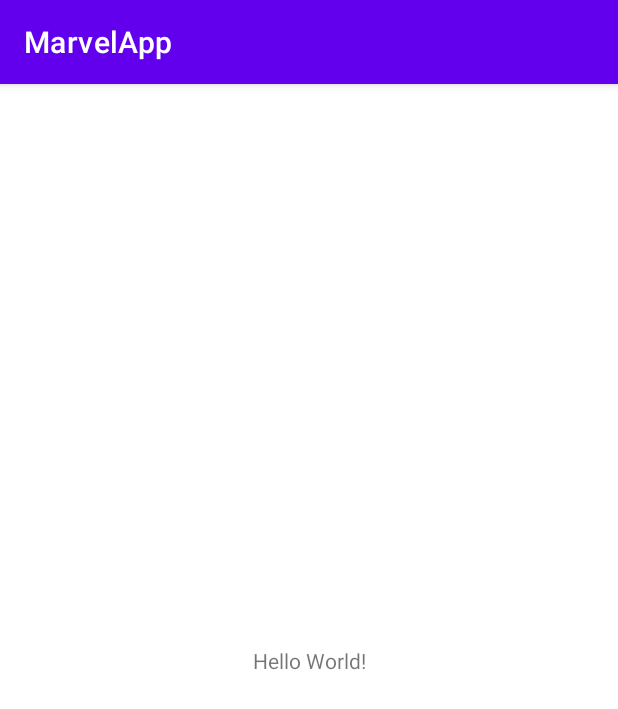
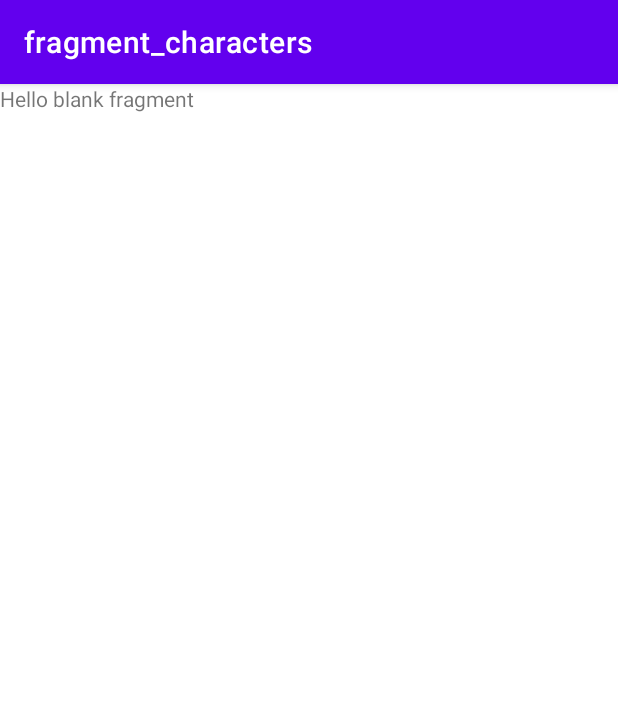
Before and after one commit to douglasramalho/marvel-app, an Android app: the screen it shows after launch (MainActivity), on a phone screen of 412 x 824 dp. Shown: the top 709 px of the screen. Run offline under Robolectric (Android 15) with nearby library versions, the phone set to English and light mode, and no system bars; our stand-ins replace navigation-ui.

```diff
--- a/app/build.gradle
+++ b/app/build.gradle
@@ -35,12 +35,21 @@ android {
 dependencies {
     implementation "org.jetbrains.kotlin:kotlin-stdlib:$kotlin_version"
 
+    // AndroidX
     implementation 'androidx.core:core-ktx:1.3.2'
     implementation 'androidx.appcompat:appcompat:1.2.0'
     implementation 'androidx.constraintlayout:constraintlayout:2.0.4'
+    implementation 'androidx.legacy:legacy-support-v4:1.0.0'
 
+    // Navigation
+    def nav_version = "2.3.2"
+    implementation "androidx.navigation:navigation-fragment-ktx:$nav_version"
+    implementation "androidx.navigation:navigation-ui-ktx:$nav_version"
+
+    // Material Design
     implementation 'com.google.android.material:material:1.2.1'
 
+    // Tests
     testImplementation 'junit:junit:4.13.1'
 
     androidTestImplementation 'androidx.test.ext:junit:1.1.2'
--- a/app/src/main/java/com/example/marvelapp/ui/MainActivity.kt
+++ b/app/src/main/java/com/example/marvelapp/ui/MainActivity.kt
@@ -2,11 +2,31 @@ package com.example.marvelapp.ui
 
 import androidx.appcompat.app.AppCompatActivity
 import android.os.Bundle
+import androidx.navigation.findNavController
+import androidx.navigation.fragment.NavHostFragment
+import androidx.navigation.ui.AppBarConfiguration
+import androidx.navigation.ui.NavigationUI.setupActionBarWithNavController
+import androidx.navigation.ui.navigateUp
+import androidx.navigation.ui.setupActionBarWithNavController
 import com.example.marvelapp.R
 
 class MainActivity : AppCompatActivity() {
+    private lateinit var appBarConfiguration: AppBarConfiguration
+
     override fun onCreate(savedInstanceState: Bundle?) {
         super.onCreate(savedInstanceState)
         setContentView(R.layout.activity_main)
+
+        val navHostFragment =
+            supportFragmentManager.findFragmentById(R.id.nav_host_container) as NavHostFragment
+        val navController = navHostFragment.navController
+        appBarConfiguration = AppBarConfiguration(navController.graph)
+        setupActionBarWithNavController(navController, appBarConfiguration)
+    }
+
+    override fun onSupportNavigateUp(): Boolean {
+        val navController = findNavController(R.id.nav_host_container)
+        return navController.navigateUp(appBarConfiguration)
+                || super.onSupportNavigateUp()
     }
 }
--- /dev/null
+++ b/app/src/main/java/com/example/marvelapp/ui/characters/CharactersFragment.kt
@@ -0,0 +1,6 @@
+package com.example.marvelapp.ui.characters
+
+import androidx.fragment.app.Fragment
+import com.example.marvelapp.R
+
+class CharactersFragment : Fragment(R.layout.fragment_characters)
--- a/app/src/main/res/layout/activity_main.xml
+++ b/app/src/main/res/layout/activity_main.xml
@@ -6,13 +6,16 @@
     android:layout_height="match_parent"
     tools:context=".ui.MainActivity">
 
-    <TextView
-        android:layout_width="wrap_content"
-        android:layout_height="wrap_content"
-        android:text="Hello World!"
+    <androidx.fragment.app.FragmentContainerView
+        android:id="@+id/nav_host_container"
+        android:name="androidx.navigation.fragment.NavHostFragment"
+        android:layout_width="0dp"
+        android:layout_height="0dp"
+        app:defaultNavHost="true"
         app:layout_constraintBottom_toBottomOf="parent"
-        app:layout_constraintLeft_toLeftOf="parent"
-        app:layout_constraintRight_toRightOf="parent"
-        app:layout_constraintTop_toTopOf="parent" />
+        app:layout_constraintEnd_toEndOf="parent"
+        app:layout_constraintStart_toStartOf="parent"
+        app:layout_constraintTop_toTopOf="parent"
+        app:navGraph="@navigation/marvel_nav" />
 
 </androidx.constraintlayout.widget.ConstraintLayout>
--- /dev/null
+++ b/app/src/main/res/layout/fragment_characters.xml
@@ -0,0 +1,14 @@
+<?xml version="1.0" encoding="utf-8"?>
+<FrameLayout xmlns:android="http://schemas.android.com/apk/res/android"
+    xmlns:tools="http://schemas.android.com/tools"
+    android:layout_width="match_parent"
+    android:layout_height="match_parent"
+    tools:context=".CharactersFragment">
+
+    <!-- TODO: Update blank fragment layout -->
+    <TextView
+        android:layout_width="match_parent"
+        android:layout_height="match_parent"
+        android:text="@string/hello_blank_fragment" />
+
+</FrameLayout>
--- /dev/null
+++ b/app/src/main/res/navigation/marvel_nav.xml
@@ -0,0 +1,13 @@
+<?xml version="1.0" encoding="utf-8"?>
+<navigation xmlns:android="http://schemas.android.com/apk/res/android"
+    xmlns:app="http://schemas.android.com/apk/res-auto"
+    xmlns:tools="http://schemas.android.com/tools"
+    android:id="@+id/marvel_nav"
+    app:startDestination="@id/charactersFragment">
+
+    <fragment
+        android:id="@+id/charactersFragment"
+        android:name="com.example.marvelapp.ui.characters.CharactersFragment"
+        android:label="fragment_characters"
+        tools:layout="@layout/fragment_characters" />
+</navigation>
--- a/app/src/main/res/values/strings.xml
+++ b/app/src/main/res/values/strings.xml
@@ -1,3 +1,5 @@
 <resources>
     <string name="app_name">MarvelApp</string>
+    <!-- TODO: Remove or change this placeholder text -->
+    <string name="hello_blank_fragment">Hello blank fragment</string>
 </resources>
```
